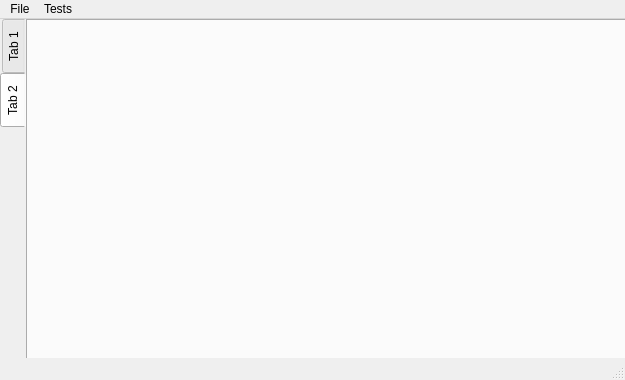
Old version of the form mainwindow.ui in the repository SimonCqk/Photon_Propagation_Simulation.
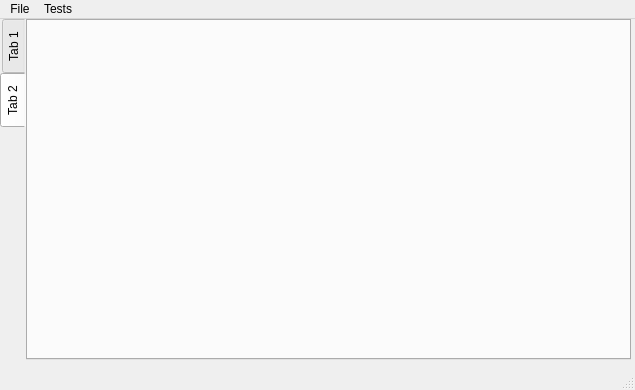
New version of the form. Icons and pictures are not drawn.

Diff of the .ui file:
```diff
--- a/mainwindow.ui
+++ b/mainwindow.ui
@@ -6,8 +6,8 @@
    <rect>
     <x>0</x>
     <y>0</y>
-    <width>625</width>
-    <height>380</height>
+    <width>635</width>
+    <height>390</height>
    </rect>
   </property>
   <property name="sizePolicy">
@@ -63,7 +63,7 @@
     <rect>
      <x>0</x>
      <y>0</y>
-     <width>625</width>
+     <width>635</width>
      <height>22</height>
     </rect>
    </property>
```
